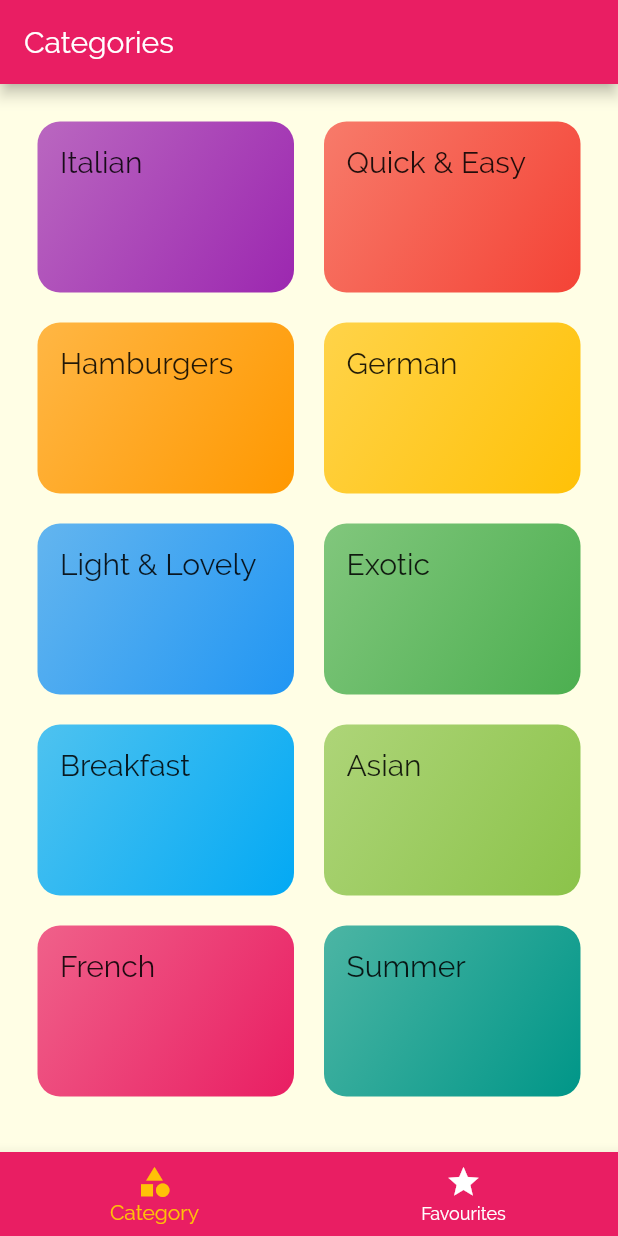
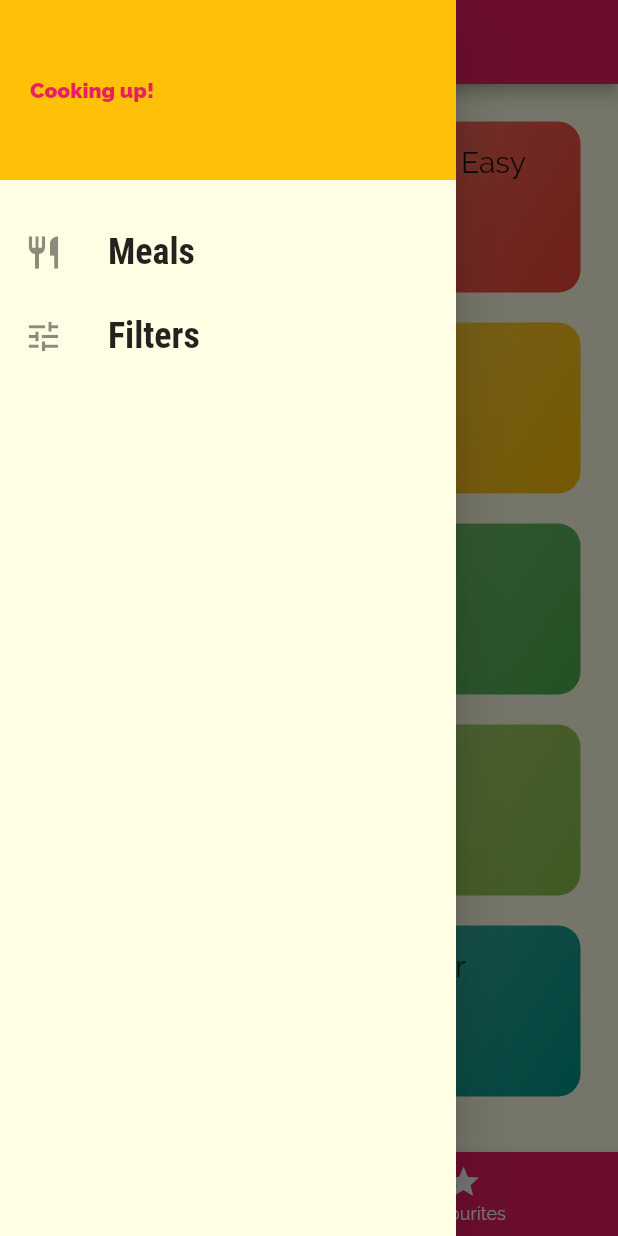
Before and after one commit to ahmetsarac/flutter-meals, a Flutter app: the screen it shows after launch, with the side drawer open (before the commit the screen has no drawer), on a phone screen of 412 x 824 dp. Run offline on Flutter 3.47's test engine with Material 2 defaults, Android fonts, the phone set to English and light mode, and no system bars.

Commit message:
Drawer is added.

```diff
--- a/lib/main.dart
+++ b/lib/main.dart
@@ -1,4 +1,5 @@
 import 'package:flutter/material.dart';
+import 'package:meals/screens/filters_screen.dart';
 import 'package:meals/screens/meal_detail_screen.dart';
 import 'package:meals/screens/tabs_screen.dart';
 import 'screens/category_meals_screen.dart';
@@ -29,6 +30,7 @@ class MyApp extends StatelessWidget {
         '/': (context) => const TabsScreen(),
         CategoryMealsScreen.routeName: (context) => const CategoryMealsScreen(),
         MealDetailScreen.routeName: (context) => const MealDetailScreen(),
+        FiltersScreen.routeName: (context) => const FiltersScreen(),
       },
     );
   }
--- /dev/null
+++ b/lib/screens/filters_screen.dart
@@ -0,0 +1,12 @@
+import 'package:flutter/material.dart';
+
+class FiltersScreen extends StatelessWidget {
+  const FiltersScreen({Key? key}) : super(key: key);
+
+  static const routeName = '/filters';
+
+  @override
+  Widget build(BuildContext context) {
+    return Scaffold();
+  }
+}
--- a/lib/screens/tabs_screen.dart
+++ b/lib/screens/tabs_screen.dart
@@ -1,4 +1,5 @@
 import 'package:flutter/material.dart';
+import '../widgets/main_drawer.dart';
 import 'categories_screen.dart';
 
 import 'favourites_screen.dart';
@@ -30,6 +31,7 @@ class _TabsScreenState extends State<TabsScreen> {
       appBar: AppBar(
         title: Text(pages[_selectedPageIndex]['title']),
       ),
+      drawer: MainDrawer(),
       body: pages[_selectedPageIndex]['page'],
       bottomNavigationBar: BottomNavigationBar(
         onTap: _selectPage,
--- /dev/null
+++ b/lib/widgets/main_drawer.dart
@@ -0,0 +1,56 @@
+import 'package:flutter/material.dart';
+import 'package:meals/screens/filters_screen.dart';
+
+class MainDrawer extends StatelessWidget {
+  const MainDrawer({Key? key}) : super(key: key);
+
+  Widget buildListTile(IconData icon, String title, VoidCallback tapHandler) {
+    return ListTile(
+      leading: Icon(
+        icon,
+        size: 26,
+      ),
+      title: Text(
+        title,
+        style: const TextStyle(
+          fontFamily: 'RobotoCondensed',
+          fontSize: 24,
+          fontWeight: FontWeight.bold,
+        ),
+      ),
+      onTap: tapHandler,
+    );
+  }
+
+  @override
+  Widget build(BuildContext context) {
+    return Drawer(
+      child: Column(
+        children: [
+          Container(
+            height: 120,
+            width: double.infinity,
+            padding: const EdgeInsets.all(20.0),
+            alignment: Alignment.centerLeft,
+            color: Theme.of(context).colorScheme.secondary,
+            child: Text(
+              'Cooking up!',
+              style: TextStyle(
+                  fontWeight: FontWeight.w900,
+                  color: Theme.of(context).primaryColor),
+            ),
+          ),
+          const SizedBox(
+            height: 20,
+          ),
+          buildListTile(Icons.restaurant, 'Meals', () {
+            Navigator.of(context).pushNamed('/');
+          }),
+          buildListTile(Icons.tune, 'Filters', () {
+            Navigator.of(context).pushNamed(FiltersScreen.routeName);
+          }),
+        ],
+      ),
+    );
+  }
+}
```
